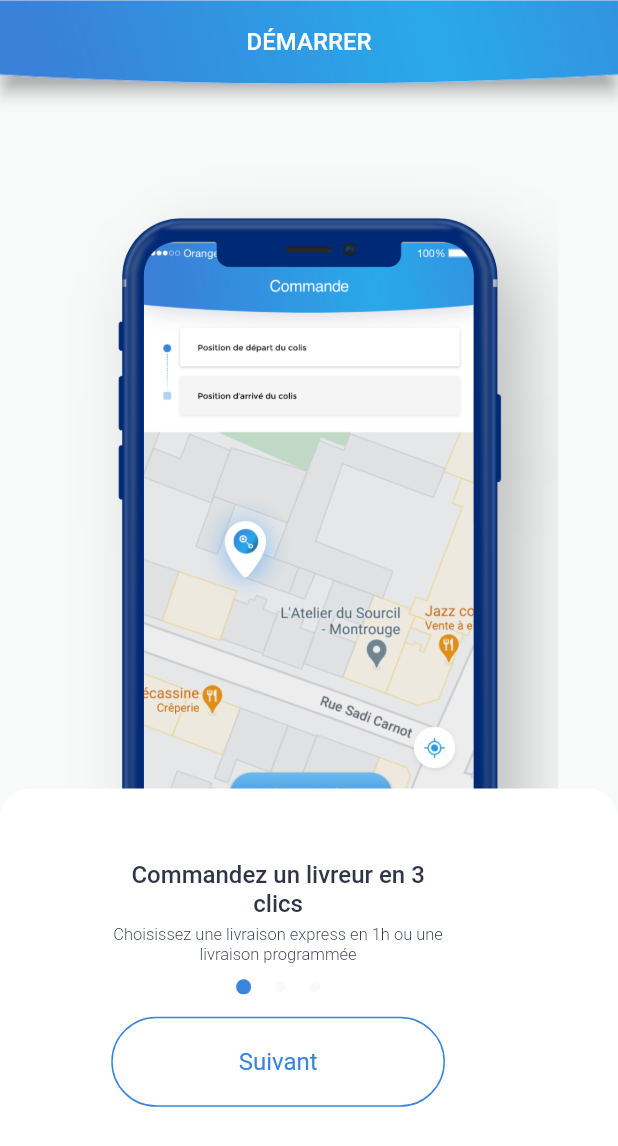
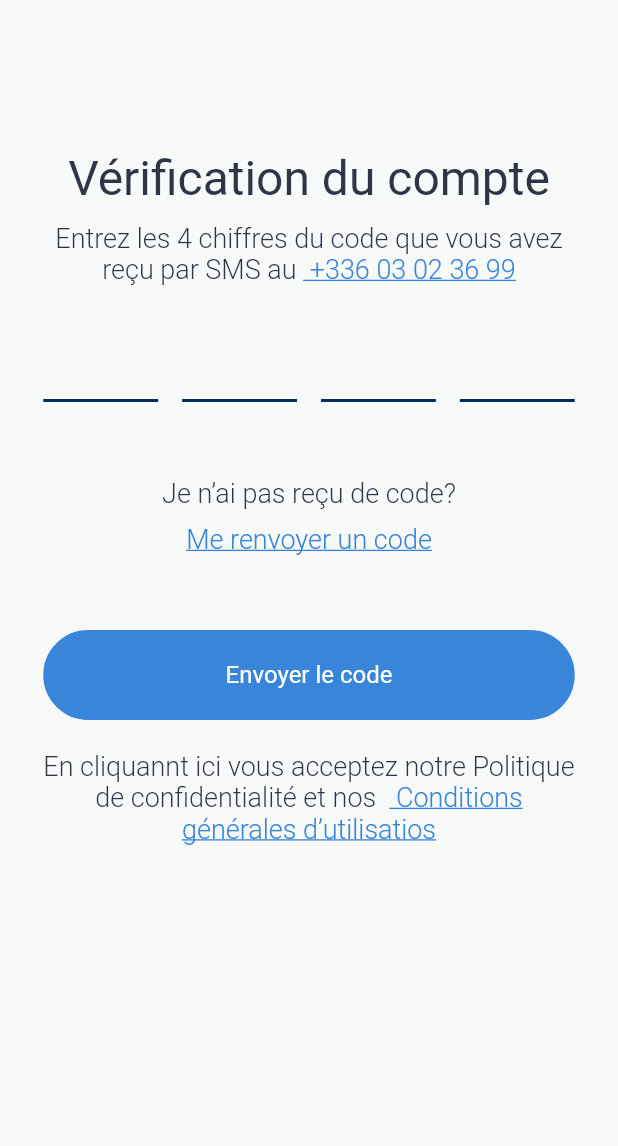
Before and after one commit to devchlr/devchlr, a Flutter app: the screen it shows after launch, on a phone screen of 412 x 824 dp. Shown: the top 1146 px of the screen. Run offline on Flutter 3.47's test engine with Material 2 defaults, Android fonts, the phone set to English and light mode, and no system bars; drawn by our look-alikes of pin_input_text_field; our stand-ins replace flutter_svg, intl_phone_field; Roboto replaces fonts that are missing (fonts/Avenir-Light.ttf, fonts/Montserrat-Black.ttf); project files that could hold a hidden picture were left out.

Commit message:
phone validation added

```diff
--- a/client_chaliar/lib/main.dart
+++ b/client_chaliar/lib/main.dart
@@ -1,3 +1,4 @@
+import 'package:client_chaliar/ui/views/phone_opt/phone_number_input.dart';
 import 'package:flutter/material.dart';
 import 'package:client_chaliar/ui/views/splash_screen.dart';
 import 'package:client_chaliar/ui/views/tuto_screen.dart';
@@ -5,6 +6,8 @@ import 'package:client_chaliar/ui/views/connexion_screen.dart';
 import 'package:client_chaliar/ui/views/pro_particulier_screen.dart';
 import 'package:client_chaliar/ui/views/inscription_screen.dart';
 import 'package:client_chaliar/ui/views/singin_screen.dart';
+import 'package:client_chaliar/ui/views/condition_generale_screen.dart';
+import 'package:client_chaliar/ui/views/phone_opt/phone_number_validate.dart';
 
 void main() {
   runApp(MyApp());
@@ -25,13 +28,15 @@ class MyApp extends StatelessWidget {
           unselectedWidgetColor: Colors.grey,
           disabledColor: Colors.blue),
       routes: <String, WidgetBuilder>{
-        "/splash": (BuildContext context) => new SplashScreen(),
+        "/splash": (BuildContext context) => new PhoneOptValidateScreen(),
         "/tuto": (BuildContext context) => new OnboardingScreen(),
         "/connexion": (BuildContext context) => new ConnexionScreen(),
         "/pro_particulier": (BuildContext context) =>
             new ProParticulierScreen(),
         "/inscription": (BuildContext context) => new InscriptionHomeScreen(),
         "/singin": (BuildContext context) => new SingInScreen(),
+        "/condition_generale": (BuildContext context) =>
+            new ConditionGeneraleScreen(),
       },
     );
   }
--- a/client_chaliar/lib/ui/styles/text_style.dart
+++ b/client_chaliar/lib/ui/styles/text_style.dart
@@ -43,6 +43,16 @@ class AppTextStyle {
     );
   }
 
+  static TextStyle header3_light({Color color, bool isUnderlined = false}) {
+    return TextStyle(
+        color: color,
+        fontSize: AppFontSize.large2_1_1,
+        fontFamily: AppFontFamilly.montserrat,
+        fontWeight: FontWeight.w300,
+        fontStyle: FontStyle.normal,
+        decoration: isUnderlined ? TextDecoration.underline : null);
+  }
+
   static TextStyle header4({Color color}) {
     return TextStyle(
       color: color,
--- /dev/null
+++ b/client_chaliar/lib/ui/views/phone_opt/phone_number_validate.dart
@@ -0,0 +1,179 @@
+import 'package:client_chaliar/ui/styles/chaliar_color.dart';
+import 'package:client_chaliar/ui/styles/text_style.dart';
+import 'package:flutter/material.dart';
+import 'package:intl_phone_field/intl_phone_field.dart';
+import 'package:client_chaliar/ui/widgets/button.dart';
+import 'package:client_chaliar/ui/widgets/pinbox.dart';
+import 'package:pin_input_text_field/pin_input_text_field.dart';
+import 'package:flutter/gestures.dart';
+
+class PhoneOptValidateScreen extends StatelessWidget {
+  List<TextEditingController> controllers = <TextEditingController>[
+    new TextEditingController(),
+    TextEditingController(),
+    TextEditingController(),
+    TextEditingController()
+  ];
+  @override
+  Widget build(BuildContext context) {
+    return Scaffold(
+      resizeToAvoidBottomInset: false,
+      body: Stack(
+        children: [
+          Container(
+            color: ChaliarColors.whiteGreyColor,
+          ),
+          Container(
+            padding: EdgeInsets.only(
+              right: MediaQuery.of(context).size.height * 0.035,
+              left: MediaQuery.of(context).size.height * 0.035,
+            ),
+            child: Column(
+              mainAxisAlignment: MainAxisAlignment.start,
+              children: [
+                SizedBox(
+                  height: 100.0,
+                ),
+                Center(
+                  child: Text.rich(
+                    TextSpan(
+                      text: "Vérification du compte",
+                      style:
+                          AppTextStyle.header1(color: ChaliarColors.blackColor),
+                    ),
+                  ),
+                ),
+                SizedBox(
+                  height: 10.0,
+                ),
+                RichText(
+                    textAlign: TextAlign.center,
+                    text: TextSpan(
+                      text:
+                          "Entrez les 4 chiffres du code que vous avez reçu par SMS au ",
+                      style: AppTextStyle.header3_light(
+                          color: ChaliarColors.blackColor),
+                      children: [
+                        TextSpan(
+                          recognizer: TapGestureRecognizer()
+                            ..onTap = () {
+                              print('phone call');
+                            },
+                          text: " +336 03 02 36 99",
+                          style: AppTextStyle.header3_light(
+                              color: ChaliarColors.primaryColors,
+                              isUnderlined: true),
+                        )
+                      ],
+                    )),
+                SizedBox(
+                  height: 30.0,
+                ),
+                Center(
+                  child: PinInputTextField(
+                    pinLength: 4,
+                    decoration: UnderlineDecoration(
+                      colorBuilder: PinListenColorBuilder(
+                          ChaliarColors.primaryColors,
+                          ChaliarColors.secondaryColors),
+                      // bgColorBuilder: true ? _solidColor : null,
+                      obscureStyle: ObscureStyle(
+                        isTextObscure: false,
+                        obscureText: '😂',
+                      ),
+                    ),
+                    // controller: _pinEditingController,
+                    textInputAction: TextInputAction.go,
+                    // enabled: _enable,
+                    keyboardType: TextInputType.number,
+                    textCapitalization: TextCapitalization.characters,
+                    onSubmit: (pin) {
+                      debugPrint('submit pin:$pin');
+                    },
+                    onChanged: (pin) {
+                      debugPrint('onChanged execute. pin:$pin');
+                    },
+                    enableInteractiveSelection: false,
+                    cursor: Cursor(
+                      width: 2,
+                      color: Colors.lightBlue,
+                      radius: Radius.circular(2),
+                      // enabled: _cursorEnable,
+                    ),
+                  ),
+                ),
+                SizedBox(
+                  height: 50.0,
+                ),
+                RichText(
+                    textAlign: TextAlign.center,
+                    text: TextSpan(
+                      text: "Je n’ai pas reçu de code?",
+                      style: AppTextStyle.header3_light(
+                          color: ChaliarColors.blackColor),
+                    )),
+                SizedBox(
+                  height: 10.0,
+                ),
+                GestureDetector(
+                  onTap: () {
+                    print('Resend OPT Code');
+                  },
+                  child: Text(
+                    'Me renvoyer un code',
+                    textAlign: TextAlign.center,
+                    style: AppTextStyle.header3_light(
+                      color: ChaliarColors.primaryColors,
+                      isUnderlined: true,
+                    ),
+                  ),
+                ),
+                SizedBox(
+                  height: 50.0,
+                ),
+                Center(
+                  child: ButtonChaliar(
+                      onTap: () {
+                        Navigator.pushReplacementNamed(
+                            context, '/pro_particulier');
+                      },
+                      buttonText: 'Envoyer le code',
+                      height: 60.0,
+                      mediaQueryWidth: 0.5,
+                      borderRaduis: 50,
+                      backgroundcolor: ChaliarColors.primaryColors,
+                      bordercolor: ChaliarColors.primaryColors,
+                      textStyle:
+                          AppTextStyle.button(color: ChaliarColors.whiteColor)),
+                ),
+                SizedBox(
+                  height: 20,
+                ),
+                RichText(
+                    textAlign: TextAlign.center,
+                    text: TextSpan(
+                      text:
+                          "En cliquannt ici vous acceptez notre Politique de confidentialité et nos  ",
+                      style: AppTextStyle.header3_light(
+                          color: ChaliarColors.blackColor),
+                      children: [
+                        TextSpan(
+                          recognizer: TapGestureRecognizer()
+                            ..onTap = () {
+                              print('show condition term screen');
+                            },
+                          text: " Conditions générales d’utilisatios",
+                          style: AppTextStyle.header3_light(
+                              color: ChaliarColors.primaryColors,
+                              isUnderlined: true),
+                        ),
+                      ],
+                    )),
+              ],
+            ),
+          )
+        ],
+      ),
+    );
+  }
+}
--- a/client_chaliar/lib/ui/views/singin_screen.dart
+++ b/client_chaliar/lib/ui/views/singin_screen.dart
@@ -157,7 +157,7 @@ class _SingInScreenState extends State<SingInScreen> {
                         right: MediaQuery.of(context).size.width * 0.25),
                     child: ButtonChaliar(
                       onTap: () => Navigator.pushReplacementNamed(
-                          context, '/inscription'),
+                          context, '/condition_generale'),
                       buttonText: 'Suivant',
                       height: 60.0,
                       mediaQueryWidth: 0.25,
--- a/client_chaliar/lib/ui/views/splash_screen.dart
+++ b/client_chaliar/lib/ui/views/splash_screen.dart
@@ -55,14 +55,16 @@ class _SplashScreenState extends State<SplashScreen> {
                       SizedBox(
                         height: 10.0,
                       ),
-                      Text.rich(TextSpan(
+                      Text.rich(
+                        TextSpan(
                           text: "CHALIAR",
                           style: TextStyle(
                               fontFamily: AppFontFamilly.montserrat,
                               color: ChaliarColors.whiteColor,
                               fontSize: AppFontSize.largest,
                               fontWeight: FontWeight.w300),
-                      ))
+                        ),
+                      ),
                     ],
                   )),
               Expanded(
--- a/client_chaliar/pubspec.yaml
+++ b/client_chaliar/pubspec.yaml
@@ -30,6 +30,8 @@ dependencies:
   cupertino_icons: ^1.0.0
   flutter_svg: ^0.19.3
   carousel_slider: ^3.0.0
+  intl_phone_field: ^1.3.0
+  pin_input_text_field: ^4.1.0
 
 dev_dependencies:
   flutter_test:
```
Also changed, not shown: client_chaliar/lib/ui/views/condition_generale_screen.dart (added, +155 -0 lines), client_chaliar/lib/ui/views/phone_opt/phone_number_input.dart (added, +97 -0 lines), client_chaliar/lib/ui/widgets/input_field.dart (+5 -7 lines), client_chaliar/lib/ui/widgets/pinbox.dart (added, +71 -0 lines), client_chaliar/assets/images/super_fast_delivery_man_fly.svg (added), client_chaliar/pubspec.lock. Lines whose indentation alone changed are shown as unchanged.
